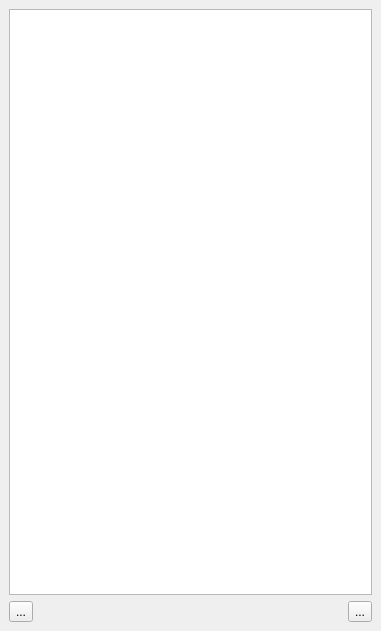
Rolisteam/rolisteam, file src/libraries/rwidgets/docks/playerspanel.ui: the form before one commit.
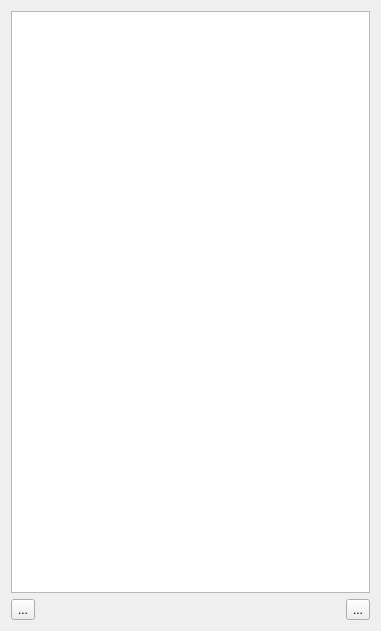
The form after the commit. Icons and pictures are not drawn. Custom widgets are drawn as their Qt base class.

Commit message:
[Widget]: Set panel into tabs.
- Remove dockwidgts
- Add one dock widget
- Add tabwidget in it
- Add all panels inside tabs
- Set icons and add assets.

The edit to the form file:
```diff
--- a/src/libraries/rwidgets/docks/playerspanel.ui
+++ b/src/libraries/rwidgets/docks/playerspanel.ui
@@ -1,7 +1,7 @@
 <?xml version="1.0" encoding="UTF-8"?>
 <ui version="4.0">
  <class>PlayersPanel</class>
- <widget class="QDockWidget" name="PlayersPanel">
+ <widget class="QWidget" name="PlayersPanel">
   <property name="geometry">
    <rect>
     <x>0</x>
@@ -13,7 +13,8 @@
   <property name="windowTitle">
    <string>Player List</string>
   </property>
-  <widget class="QWidget" name="dockWidgetContents">
+  <layout class="QVBoxLayout" name="verticalLayout_2">
+   <item>
    <layout class="QVBoxLayout" name="verticalLayout">
     <item>
      <widget class="UserListView" name="m_playerView"/>
@@ -56,7 +57,8 @@
      </layout>
     </item>
    </layout>
-  </widget>
+   </item>
+  </layout>
   <action name="m_addLocalCharacter">
    <property name="icon">
     <iconset theme=":/resources/images/add.png">
```
Left out of the diff: 12 changed lines with no effect on the pictures. Lines whose indentation alone changed are shown as unchanged. The commit also changes 79 other files.
